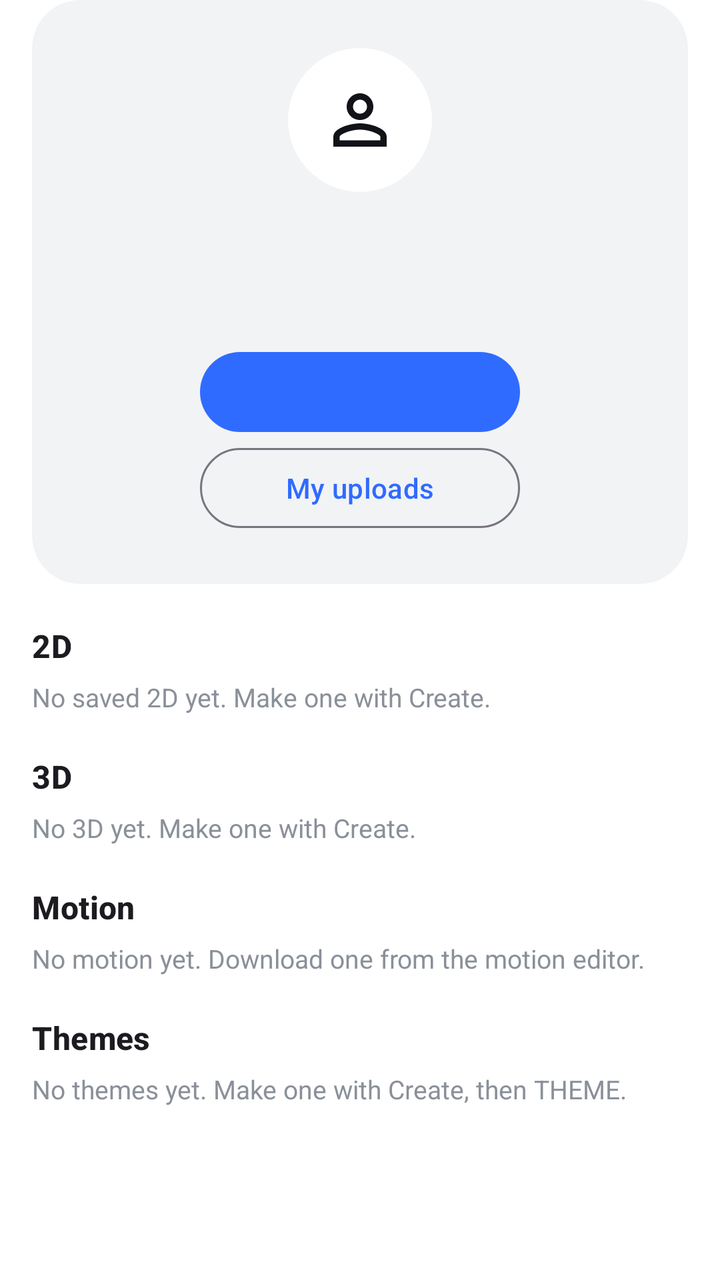
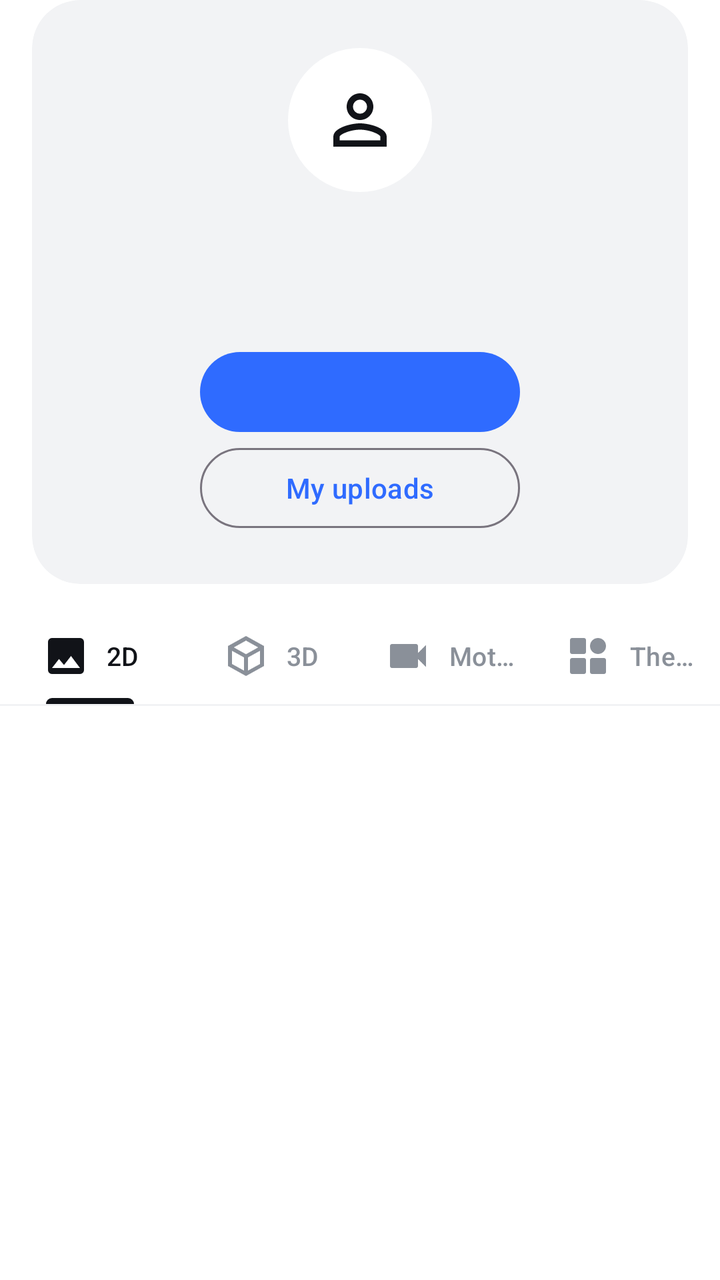

An Android layout rendered at two revisions. The XML below is the earlier revision; the diff shows what the commit changed to produce the second picture.
<!-- AndroidManifest.xml: application theme Theme.WallpaperCreator -->
<!-- res/layout/fragment_profile.xml -->
<?xml version="1.0" encoding="utf-8"?>
<androidx.core.widget.NestedScrollView xmlns:android="http://schemas.android.com/apk/res/android"
    xmlns:app="http://schemas.android.com/apk/res-auto"
    android:layout_width="match_parent"
    android:layout_height="match_parent">

    <LinearLayout
        android:layout_width="match_parent"
        android:layout_height="wrap_content"
        android:orientation="vertical"
        android:paddingHorizontal="16dp"
        android:paddingBottom="16dp">

        <com.google.android.material.card.MaterialCardView
            android:layout_width="match_parent"
            android:layout_height="wrap_content"
            app:cardBackgroundColor="@color/surface_muted"
            app:cardCornerRadius="24dp"
            app:cardElevation="0dp"
            app:strokeWidth="0dp">

            <LinearLayout
                android:layout_width="match_parent"
                android:layout_height="wrap_content"
                android:gravity="center_horizontal"
                android:orientation="vertical"
                android:padding="24dp">

                <ImageView
                    android:layout_width="72dp"
                    android:layout_height="72dp"
                    android:background="@drawable/bg_avatar"
                    android:contentDescription="@null"
                    android:padding="16dp"
                    android:src="@drawable/ic_person"
                    app:tint="@color/text_primary" />

                <TextView
                    android:id="@+id/name"
                    android:layout_width="wrap_content"
                    android:layout_height="wrap_content"
                    android:layout_marginTop="12dp"
                    android:textColor="@color/text_primary"
                    android:textSize="20sp"
                    android:textStyle="bold" />

                <TextView
                    android:id="@+id/subtitle"
                    android:layout_width="wrap_content"
                    android:layout_height="wrap_content"
                    android:layout_marginTop="2dp"
                    android:gravity="center"
                    android:textColor="@color/text_secondary"
                    android:textSize="14sp" />

                <com.google.android.material.button.MaterialButton
                    android:id="@+id/btnAccount"
                    android:layout_width="wrap_content"
                    android:layout_height="wrap_content"
                    android:layout_marginTop="16dp"
                    android:minWidth="160dp" />

                <com.google.android.material.button.MaterialButton
                    android:id="@+id/btnMyUploads"
                    style="@style/Widget.Material3.Button.OutlinedButton"
                    android:layout_width="wrap_content"
                    android:layout_height="wrap_content"
                    android:minWidth="160dp"
                    android:text="@string/my_uploads" />
            </LinearLayout>
        </com.google.android.material.card.MaterialCardView>

        
        <TextView
            style="@style/SectionHeader"
            android:text="@string/profile_2d" />

        <TextView
            android:id="@+id/empty2d"
            style="@style/ProfileEmpty"
            android:text="@string/profile_empty_2d" />

        <androidx.recyclerview.widget.RecyclerView
            android:id="@+id/grid2d"
            style="@style/ProfileGrid" />

        <TextView
            style="@style/SectionHeader"
            android:text="@string/profile_3d" />

        <TextView
            android:id="@+id/empty3d"
            style="@style/ProfileEmpty"
            android:text="@string/profile_empty_3d" />

        <androidx.recyclerview.widget.RecyclerView
            android:id="@+id/grid3d"
            style="@style/ProfileGrid" />

        <TextView
            style="@style/SectionHeader"
            android:text="@string/profile_motion" />

        <TextView
            android:id="@+id/emptyMotion"
            style="@style/ProfileEmpty"
            android:text="@string/profile_empty_motion" />

        <androidx.recyclerview.widget.RecyclerView
            android:id="@+id/gridMotion"
            style="@style/ProfileGrid" />

        <TextView
            style="@style/SectionHeader"
            android:text="@string/profile_themes" />

        <TextView
            android:id="@+id/emptyThemes"
            style="@style/ProfileEmpty"
            android:text="@string/profile_empty_themes" />

        <androidx.recyclerview.widget.RecyclerView
            android:id="@+id/gridThemes"
            style="@style/ProfileGrid" />
    </LinearLayout>
</androidx.core.widget.NestedScrollView>
<!-- resources referenced by this layout -->
<resources>
  <color name="surface_muted">#F2F3F5</color>
  <color name="text_primary">#111318</color>
  <color name="text_secondary">#8A9099</color>
  <!-- drawable bg_avatar (drawable) -->
  <?xml version="1.0" encoding="utf-8"?>
  <shape xmlns:android="http://schemas.android.com/apk/res/android" android:shape="oval">
      <solid android:color="@color/surface" />
  </shape>
  <string name="my_uploads">My uploads</string>
  <string name="profile_2d">2D</string>
  <string name="profile_3d">3D</string>
  <string name="profile_empty_2d">No saved 2D yet. Make one with Create.</string>
  <string name="profile_empty_3d">No 3D yet. Make one with Create.</string>
  <string name="profile_empty_motion">No motion yet. Download one from the motion editor.</string>
  <string name="profile_empty_themes">No themes yet. Make one with Create, then THEME.</string>
  <string name="profile_motion">Motion</string>
  <string name="profile_themes">Themes</string>
  <style name="ProfileEmpty">
          <item name="android:layout_width">match_parent</item>
          <item name="android:layout_height">wrap_content</item>
          <item name="android:textColor">@color/text_secondary</item>
          <item name="android:textSize">13sp</item>
      </style>
  <style name="SectionHeader">
          <item name="android:layout_width">match_parent</item>
          <item name="android:layout_height">wrap_content</item>
          <item name="android:layout_marginTop">20dp</item>
          <item name="android:layout_marginBottom">6dp</item>
          <item name="android:textAppearance">?attr/textAppearanceTitleMedium</item>
          <item name="android:textStyle">bold</item>
      </style>
  <color name="surface">#FFFFFF</color>
  <color name="brand_primary">#2F6BFF</color>
  <color name="brand_primary_soft">#E8EFFF</color>
  <color name="brand_secondary">#8E44FF</color>
  <!-- unchanged entries left out for length: 3 -->
</resources>

<!-- the commit's change to res/layout/fragment_profile.xml (unified diff, before → after) -->
@@ -1,22 +1,24 @@
 <?xml version="1.0" encoding="utf-8"?>
-<androidx.core.widget.NestedScrollView xmlns:android="http://schemas.android.com/apk/res/android"
+<androidx.coordinatorlayout.widget.CoordinatorLayout xmlns:android="http://schemas.android.com/apk/res/android"
     xmlns:app="http://schemas.android.com/apk/res-auto"
     android:layout_width="match_parent"
     android:layout_height="match_parent">
 
-    <LinearLayout
+    <com.google.android.material.appbar.AppBarLayout
         android:layout_width="match_parent"
         android:layout_height="wrap_content"
-        android:orientation="vertical"
-        android:paddingHorizontal="16dp"
-        android:paddingBottom="16dp">
+        android:background="@color/surface"
+        app:elevation="0dp"
+        app:liftOnScroll="false">
 
         <com.google.android.material.card.MaterialCardView
             android:layout_width="match_parent"
             android:layout_height="wrap_content"
+            android:layout_marginHorizontal="16dp"
             app:cardBackgroundColor="@color/surface_muted"
             app:cardCornerRadius="24dp"
             app:cardElevation="0dp"
+            app:layout_scrollFlags="scroll"
             app:strokeWidth="0dp">
 
             <LinearLayout
@@ -70,57 +72,122 @@
             </LinearLayout>
         </com.google.android.material.card.MaterialCardView>
 
-        
-        <TextView
-            style="@style/SectionHeader"
-            android:text="@string/profile_2d" />
+        <com.google.android.material.tabs.TabLayout
+            android:id="@+id/profileTabs"
+            android:layout_width="match_parent"
+            android:layout_height="wrap_content"
+            android:layout_marginTop="12dp"
+            android:background="@color/surface"
+            app:tabGravity="fill"
+            app:tabIconTint="@color/profile_tab"
+            app:tabIndicatorColor="@color/text_primary"
+            app:tabIndicatorFullWidth="false"
+            app:tabInlineLabel="true"
+            app:tabMode="fixed"
+            app:tabSelectedTextColor="@color/text_primary"
+            app:tabTextAppearance="@style/ProfileTabText"
+            app:tabTextColor="@color/text_secondary">
 
-        <TextView
-            android:id="@+id/empty2d"
-            style="@style/ProfileEmpty"
-            android:text="@string/profile_empty_2d" />
+            <com.google.android.material.tabs.TabItem
+                android:layout_width="wrap_content"
+                android:layout_height="wrap_content"
+                android:icon="@drawable/ic_nav_wallpaper"
+                android:text="@string/profile_2d" />
 
-        <androidx.recyclerview.widget.RecyclerView
-            android:id="@+id/grid2d"
-            style="@style/ProfileGrid" />
+            <com.google.android.material.tabs.TabItem
+                android:layout_width="wrap_content"
+                android:layout_height="wrap_content"
+                android:icon="@drawable/ic_cube"
+                android:text="@string/profile_3d" />
 
-        <TextView
-            style="@style/SectionHeader"
-            android:text="@string/profile_3d" />
+            <com.google.android.material.tabs.TabItem
+                android:layout_width="wrap_content"
+                android:layout_height="wrap_content"
+                android:icon="@drawable/ic_nav_motion"
+                android:text="@string/profile_motion" />
 
-        <TextView
-            android:id="@+id/empty3d"
-            style="@style/ProfileEmpty"
-            android:text="@string/profile_empty_3d" />
+            <com.google.android.material.tabs.TabItem
+                android:layout_width="wrap_content"
+                android:layout_height="wrap_content"
+                android:icon="@drawable/ic_nav_themes"
+                android:text="@string/profile_themes" />
+        </com.google.android.material.tabs.TabLayout>
 
-        <androidx.recyclerview.widget.RecyclerView
-            android:id="@+id/grid3d"
-            style="@style/ProfileGrid" />
+        <View
+            android:layout_width="match_parent"
+            android:layout_height="1dp"
+            android:background="@color/surface_muted" />
+    </com.google.android.material.appbar.AppBarLayout>
 
-        <TextView
-            style="@style/SectionHeader"
-            android:text="@string/profile_motion" />
+    
+    <androidx.core.widget.NestedScrollView
+        android:layout_width="match_parent"
+        android:layout_height="match_parent"
+        app:layout_behavior="@string/appbar_scrolling_view_behavior">
 
-        <TextView
-            android:id="@+id/emptyMotion"
-            style="@style/ProfileEmpty"
-            android:text="@string/profile_empty_motion" />
+        <FrameLayout
+            android:layout_width="match_parent"
+            android:layout_height="wrap_content"
+            android:minHeight="400dp"
+            android:paddingHorizontal="2dp"
+            android:paddingTop="2dp"
+            android:paddingBottom="16dp">
 
-        <androidx.recyclerview.widget.RecyclerView
-            android:id="@+id/gridMotion"
-            style="@style/ProfileGrid" />
+            <LinearLayout
+                android:id="@+id/page2d"
+                style="@style/ProfilePage">
 
-        <TextView
-            style="@style/SectionHeader"
-            android:text="@string/profile_themes" />
+                <TextView
+                    android:id="@+id/empty2d"
+                    style="@style/ProfileEmpty"
+                    android:text="@string/profile_empty_2d" />
 
-        <TextView
-            android:id="@+id/emptyThemes"
-            style="@style/ProfileEmpty"
-            android:text="@string/profile_empty_themes" />
+                <androidx.recyclerview.widget.RecyclerView
+                    android:id="@+id/grid2d"
+                    style="@style/ProfileGrid" />
+            </LinearLayout>
 
-        <androidx.recyclerview.widget.RecyclerView
-            android:id="@+id/gridThemes"
-            style="@style/ProfileGrid" />
-    </LinearLayout>
-</androidx.core.widget.NestedScrollView>
+            <LinearLayout
+                android:id="@+id/page3d"
+                style="@style/ProfilePage">
+
+                <TextView
+                    android:id="@+id/empty3d"
+                    style="@style/ProfileEmpty"
+                    android:text="@string/profile_empty_3d" />
+
+                <androidx.recyclerview.widget.RecyclerView
+                    android:id="@+id/grid3d"
+                    style="@style/ProfileGrid" />
+            </LinearLayout>
+
+            <LinearLayout
+                android:id="@+id/pageMotion"
+                style="@style/ProfilePage">
+
+                <TextView
+                    android:id="@+id/emptyMotion"
+                    style="@style/ProfileEmpty"
+                    android:text="@string/profile_empty_motion" />
+
+                <androidx.recyclerview.widget.RecyclerView
+                    android:id="@+id/gridMotion"
+                    style="@style/ProfileGrid" />
+            </LinearLayout>
+
+            <LinearLayout
+                android:id="@+id/pageThemes"
+                style="@style/ProfilePage">
+
+                <TextView
+                    android:id="@+id/emptyThemes"
+                    style="@style/ProfileEmpty"
+                    android:text="@string/profile_empty_themes" />
+
+                <androidx.recyclerview.widget.RecyclerView
+                    android:id="@+id/gridThemes"
+                    style="@style/ProfileGrid" />
+            </LinearLayout>
+        </FrameLayout>
+    </androidx.core.widget.NestedScrollView>
+</androidx.coordinatorlayout.widget.CoordinatorLayout>
<!-- resource entries referenced after the edit -->
@@ -8,6 +8,46 @@
   <shape xmlns:android="http://schemas.android.com/apk/res/android" android:shape="oval">
       <solid android:color="@color/surface" />
   </shape>
+  <!-- drawable ic_cube (drawable) -->
+  <vector xmlns:android="http://schemas.android.com/apk/res/android"
+      android:width="24dp"
+      android:height="24dp"
+      android:viewportWidth="24"
+      android:viewportHeight="24">
+      <path
+          android:fillColor="#FF000000"
+          android:pathData="M12,2L3,7v10l9,5 9,-5V7L12,2zM12,4.3l6.1,3.4L12,11.1 5.9,7.7 12,4.3zM5,9.4l6,3.3v6.6l-6,-3.3V9.4zM13,19.3v-6.6l6,-3.3v6.6l-6,3.3z" />
+  </vector>
+  <!-- drawable ic_nav_motion (drawable) -->
+  <vector xmlns:android="http://schemas.android.com/apk/res/android"
+      android:width="24dp"
+      android:height="24dp"
+      android:viewportWidth="24"
+      android:viewportHeight="24">
+      <path
+          android:fillColor="#FF000000"
+          android:pathData="M17,10.5V7c0,-0.55 -0.45,-1 -1,-1H4c-0.55,0 -1,0.45 -1,1v10c0,0.55 0.45,1 1,1h12c0.55,0 1,-0.45 1,-1v-3.5l4,4v-11l-4,4z" />
+  </vector>
+  <!-- drawable ic_nav_themes (drawable) -->
+  <vector xmlns:android="http://schemas.android.com/apk/res/android"
+      android:width="24dp"
+      android:height="24dp"
+      android:viewportWidth="24"
+      android:viewportHeight="24">
+      <path
+          android:fillColor="#FF000000"
+          android:pathData="M4,3h6a1,1 0,0 1,1 1v6a1,1 0,0 1,-1 1H4a1,1 0,0 1,-1 -1V4a1,1 0,0 1,1 -1zM17,3a4,4 0,1 1,0 8a4,4 0,1 1,0 -8zM4,13h6a1,1 0,0 1,1 1v6a1,1 0,0 1,-1 1H4a1,1 0,0 1,-1 -1v-6a1,1 0,0 1,1 -1zM14,13h6a1,1 0,0 1,1 1v6a1,1 0,0 1,-1 1h-6a1,1 0,0 1,-1 -1v-6a1,1 0,0 1,1 -1z" />
+  </vector>
+  <!-- drawable ic_nav_wallpaper (drawable) -->
+  <vector xmlns:android="http://schemas.android.com/apk/res/android"
+      android:width="24dp"
+      android:height="24dp"
+      android:viewportWidth="24"
+      android:viewportHeight="24">
+      <path
+          android:fillColor="#FF000000"
+          android:pathData="M21,19V5c0,-1.1 -0.9,-2 -2,-2H5c-1.1,0 -2,0.9 -2,2v14c0,1.1 0.9,2 2,2h14c1.1,0 2,-0.9 2,-2zM8.5,13.5l2.5,3.01L14.5,12l4.5,6H5l3.5,-4.5z" />
+  </vector>
   <string name="my_uploads">My uploads</string>
   <string name="profile_2d">2D</string>
   <string name="profile_3d">3D</string>
@@ -20,16 +60,22 @@
   <style name="ProfileEmpty">
           <item name="android:layout_width">match_parent</item>
           <item name="android:layout_height">wrap_content</item>
+          <item name="android:gravity">center</item>
+          <item name="android:paddingHorizontal">24dp</item>
+          <item name="android:paddingVertical">48dp</item>
           <item name="android:textColor">@color/text_secondary</item>
           <item name="android:textSize">13sp</item>
       </style>
-  <style name="SectionHeader">
+  <style name="ProfilePage">
           <item name="android:layout_width">match_parent</item>
           <item name="android:layout_height">wrap_content</item>
-          <item name="android:layout_marginTop">20dp</item>
-          <item name="android:layout_marginBottom">6dp</item>
-          <item name="android:textAppearance">?attr/textAppearanceTitleMedium</item>
-          <item name="android:textStyle">bold</item>
+          <item name="android:orientation">vertical</item>
+          <item name="android:visibility">gone</item>
+      </style>
+  <style name="ProfileTabText" parent="TextAppearance.Material3.LabelLarge">
+          <item name="android:textSize">13sp</item>
+          <item name="textAllCaps">false</item>
+          <item name="android:textAllCaps">false</item>
       </style>
   <color name="surface">#FFFFFF</color>
   <color name="brand_primary">#2F6BFF</color>
